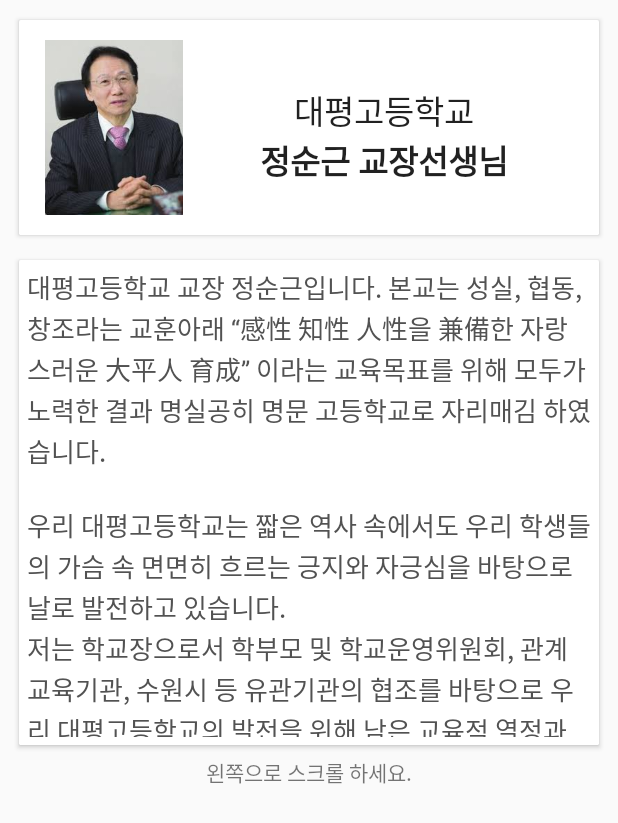
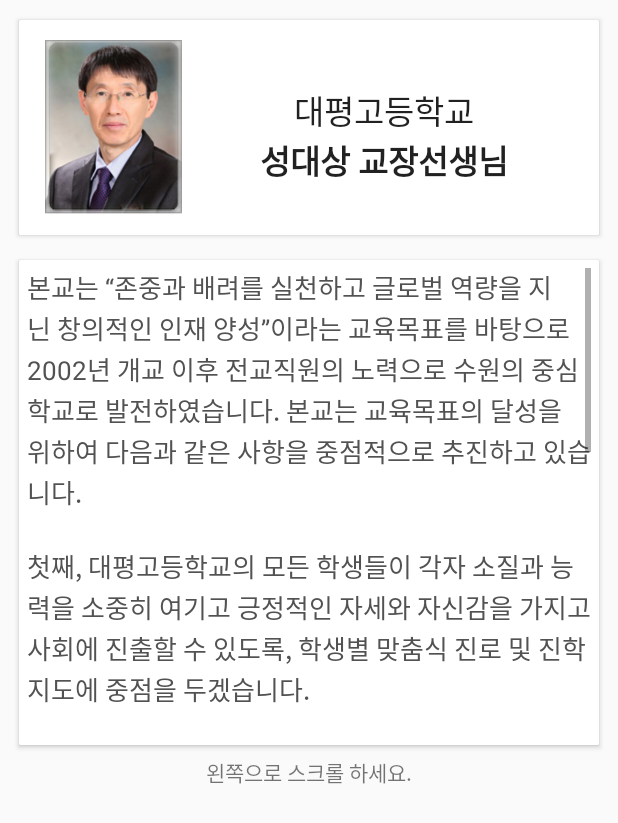
Before and after one commit to CodeJunS/DPHS, an Android app: the layout school_info_1.xml on its own in the app's theme, with its tools: preview values and no code run, on a phone screen of 412 x 824 dp. Shown: the top 823 px of the screen. Run offline under Robolectric (Android 15) with nearby library versions, the phone set to English and light mode, and no system bars.

Commit message:
교장선생님 정보 업데이트

```diff
--- a/app/src/main/res/layout/school_info_1.xml
+++ b/app/src/main/res/layout/school_info_1.xml
@@ -1,21 +1,21 @@
 <?xml version="1.0" encoding="utf-8"?>
 <RelativeLayout xmlns:android="http://schemas.android.com/apk/res/android"
-    android:orientation="vertical" android:layout_width="match_parent"
-    android:layout_height="match_parent">
+    android:layout_width="match_parent"
+    android:layout_height="match_parent"
+    android:orientation="vertical">
 
-    <android.support.v7.widget.CardView
+    <android.support.v7.widget.CardView xmlns:android="http://schemas.android.com/apk/res/android"
         xmlns:app="http://schemas.android.com/apk/res-auto"
+        android:id="@+id/view"
+        layout_height="match_parent"
+        layout_width="match_parent"
         android:layout_width="match_parent"
         android:layout_height="150dp"
-        app:contentPadding="5dp"
+        android:layout_margin="10dp"
+        android:layout_marginTop="10dp"
+        app:cardCornerRadius="1dp"
         app:cardUseCompatPadding="true"
-        app:cardCornerRadius="1dp"
-        layout_width="match_parent"
-        layout_height="match_parent"
-        xmlns:android="http://schemas.android.com/apk/res/android"
-        android:id="@+id/view"
-        android:layout_marginTop="10dp"
-        android:layout_margin="10dp">
+        app:contentPadding="5dp">
 
         <RelativeLayout
             android:layout_width="match_parent"
@@ -23,57 +23,56 @@
             android:padding="8dp">
 
             <ImageView
+                android:id="@+id/imageView3"
                 android:layout_width="100dp"
                 android:layout_height="wrap_content"
-                android:id="@+id/imageView3"
-                android:src="@drawable/principle"
+                android:layout_alignParentLeft="true"
+                android:layout_alignParentStart="true"
                 android:layout_alignParentTop="true"
-                android:layout_alignParentLeft="true"
-                android:layout_alignParentStart="true" />
+                android:src="@drawable/principle" />
 
             <TextView
+                android:id="@+id/textView8"
                 android:layout_width="fill_parent"
                 android:layout_height="wrap_content"
-                android:textAppearance="?android:attr/textAppearanceLarge"
+                android:layout_alignTop="@+id/imageView3"
+                android:layout_marginTop="30dp"
+                android:layout_toEndOf="@+id/imageView3"
+                android:layout_toRightOf="@+id/imageView3"
+                android:gravity="center"
                 android:text="대평고등학교"
-                android:id="@+id/textView8"
-                android:layout_alignTop="@+id/imageView3"
-                android:layout_toRightOf="@+id/imageView3"
-                android:layout_toEndOf="@+id/imageView3"
-                android:gravity="center"
-                android:layout_marginTop="30dp" />
+                android:textAppearance="?android:attr/textAppearanceLarge" />
 
             <TextView
+                android:id="@+id/textView14"
                 android:layout_width="wrap_content"
                 android:layout_height="wrap_content"
-                android:textAppearance="?android:attr/textAppearanceLarge"
-                android:text="정순근 교장선생님"
-                android:id="@+id/textView14"
+                android:layout_alignEnd="@+id/textView8"
+                android:layout_alignRight="@+id/textView8"
                 android:layout_below="@+id/textView8"
                 android:layout_toRightOf="@+id/imageView3"
-                android:layout_alignRight="@+id/textView8"
-                android:layout_alignEnd="@+id/textView8"
                 android:gravity="center"
+                android:text="성대상 교장선생님"
+                android:textAppearance="?android:attr/textAppearanceLarge"
                 android:textStyle="bold" />
 
         </RelativeLayout>
 
-        </android.support.v7.widget.CardView>
+    </android.support.v7.widget.CardView>
 
-    <android.support.v7.widget.CardView
+    <android.support.v7.widget.CardView xmlns:android="http://schemas.android.com/apk/res/android"
         xmlns:app="http://schemas.android.com/apk/res-auto"
+        android:id="@+id/view2"
         android:layout_width="match_parent"
         android:layout_height="330dp"
-        app:contentPadding="5dp"
+        android:layout_alignEnd="@+id/view"
+        android:layout_alignLeft="@+id/view"
+        android:layout_alignRight="@+id/view"
+        android:layout_alignStart="@+id/view"
+        android:layout_below="@+id/view"
+        app:cardCornerRadius="1dp"
         app:cardUseCompatPadding="true"
-        app:cardCornerRadius="1dp"
-        xmlns:android="http://schemas.android.com/apk/res/android"
-        android:id="@+id/view2"
-        android:layout_below="@+id/view"
-        android:layout_alignLeft="@+id/view"
-        android:layout_alignStart="@+id/view"
-        android:layout_alignRight="@+id/view"
-        android:layout_alignEnd="@+id/view">
+        app:contentPadding="5dp">
 
         <RelativeLayout
             android:layout_width="match_parent"
@@ -82,31 +81,42 @@
             android:layout_centerHorizontal="true"
             android:gravity="center">
 
-            <TextView
-                android:layout_width="wrap_content"
+            <ScrollView
+                android:id="@+id/SCROLLER_ID"
+                android:layout_width="fill_parent"
                 android:layout_height="wrap_content"
-                android:id="@+id/textView15"
-                android:text="@string/principle_text"
-                android:layout_centerHorizontal="true"
-                android:lineSpacingExtra="2dp"
-                android:textColor="#525252"
-                android:textIsSelectable="false"
-                android:textSize="17sp"
-                android:layout_alignParentTop="true"
-                android:layout_alignParentBottom="true"
-                android:gravity="center_vertical" />
+                android:fillViewport="true"
+                android:scrollbars="vertical">
+
+                <TextView
+                    android:id="@+id/textView15"
+                    android:layout_width="fill_parent"
+                    android:layout_height="fill_parent"
+                    android:layout_alignParentBottom="true"
+                    android:layout_alignParentTop="true"
+                    android:layout_centerHorizontal="true"
+                    android:layout_weight="1.0"
+                    android:gravity="center_vertical"
+                    android:lineSpacingExtra="2dp"
+                    android:scrollbars="vertical"
+                    android:text="@string/principle_text"
+                    android:textColor="#525252"
+                    android:textIsSelectable="false"
+                    android:textSize="17sp" />
+
+            </ScrollView>
         </RelativeLayout>
     </android.support.v7.widget.CardView>
 
     <TextView
+        android:id="@+id/textView9"
         android:layout_width="wrap_content"
         android:layout_height="wrap_content"
-        android:textAppearance="?android:attr/textAppearanceSmall"
+        android:layout_alignParentBottom="true"
         android:layout_below="@+id/view2"
+        android:layout_centerHorizontal="true"
         android:layout_marginTop="4dp"
         android:text="왼쪽으로 스크롤 하세요."
-        android:id="@+id/textView9"
-        android:layout_alignParentBottom="true"
-        android:layout_centerHorizontal="true" />
+        android:textAppearance="?android:attr/textAppearanceSmall" />
 
 </RelativeLayout>
--- a/app/src/main/res/values/strings.xml
+++ b/app/src/main/res/values/strings.xml
@@ -29,12 +29,12 @@
 \n- 급식 오픈소스 라이선스
 \n https://bitbucket.org/whdghks913/androidmeallibrary
     </string>
-    <string name="principle_text">대평고등학교 교장 정순근입니다.
-본교는 성실, 협동, 창조라는 교훈아래 “感性 知性 人性을 兼備한 자랑스러운 大平人 育成” 이라는 교육목표를 위해 모두가 노력한 결과 명실공히 명문 고등학교로 자리매김 하였습니다.
-    \n\n우리 대평고등학교는 짧은 역사 속에서도 우리 학생들의 가슴 속 면면히 흐르는 긍지와 자긍심을 바탕으로 날로 발전하고 있습니다.
-        \n저는 학교장으로서 학부모 및 학교운영위원회,
-        관계교육기관, 수원시 등 유관기관의 협조를 바탕으로 우리 대평고등학교의 발전을 위해 남은 교육적 열정과 정성을 다 할 것을 약속드립니다.
-        \n감사합니다.</string>
+    <string name="principle_text">본교는 “존중과 배려를 실천하고 글로벌 역량을 지닌 창의적인 인재 양성”이라는 교육목표를 바탕으로 2002년 개교 이후 전교직원의 노력으로 수원의 중심학교로 발전하였습니다. 본교는 교육목표의 달성을 위하여 다음과 같은 사항을 중점적으로 추진하고 있습니다.
+        \n\n첫째, 대평고등학교의 모든 학생들이 각자 소질과 능력을 소중히 여기고 긍정적인 자세와 자신감을 가지고 사회에 진출할 수 있도록, 학생별 맞춤식 진로 및 진학지도에 중점을 두겠습니다.
+        \n\n둘째, 학생들의 인권과 자치활동을 최대한 존중하고 보장하여 자율적이고 민주적인 시민의식을 갖도록 인성교육과 생활지도를 강화하겠습니다.
+        \n\n셋째, 학생이 중심이 되고 눈높이에 맞는 교육과정을 운영하여 모든 학생들에게 의미있는 수업과 학교생활이 될 수 있도록 선택과 집중을 중시하는 교육과정을 운영할 것입니다.
+        \n\n학부모님께 부탁드립니다. 학생들의 교육은 학교와 선생님들만으로는 한계가 있습니다. 학교에서 실시하는 인성교육과 생활지도에 적극 협조해 주시고 가정에서의 지도를 부탁드립니다. 아울러 학교 홈페이지는 대화의 장입니다. 학부모, 학생, 교사, 지역사회의 소통의 장이 되길 바랍니다. 행복한 학교를 만들기 위해서는 학생, 교직원, 학부모, 지역사회가 함께 노력하는 것이 필요합니다.
+        모두의 적극적인 협조와 격려를 부탁드립니다. 감사합니다.</string>
 
     <string name="caution">원활한 인식을 위해 화면의 밝기를 밝게 조절합니다!\n\n학생증의 바코드 번호와 인식된 바코드의 번호가 \n일치한지 꼭 확인해주세요!\n\n재등록을 원하시면 설정 - 학생증 정보 제거를\n클릭해 주세요!</string>
 </resources>
--- a/build.gradle
+++ b/build.gradle
@@ -6,7 +6,7 @@ buildscript {
         google()
     }
     dependencies {
-        classpath 'com.android.tools.build:gradle:3.1.3'
+        classpath 'com.android.tools.build:gradle:3.1.4'
 
         // NOTE: Do not place your application dependencies here; they belong
         // in the individual module build.gradle files
```
Also changed, not shown: app/src/main/res/drawable/principle.jpeg (deleted), app/src/main/res/drawable/principle.png (added).
